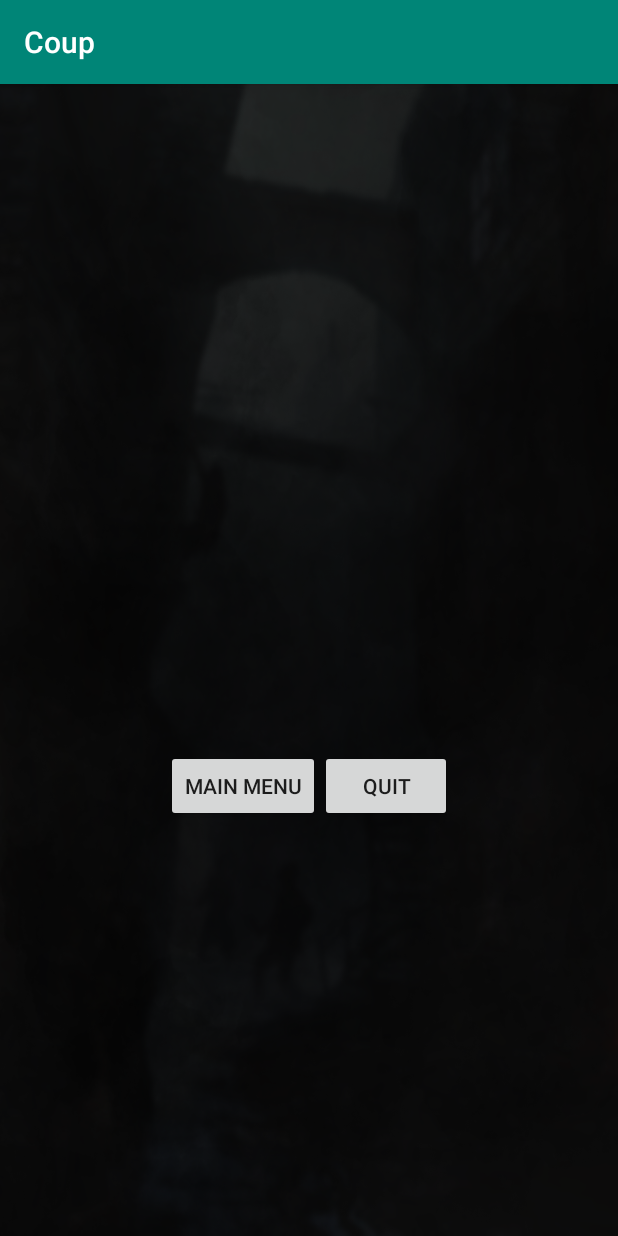
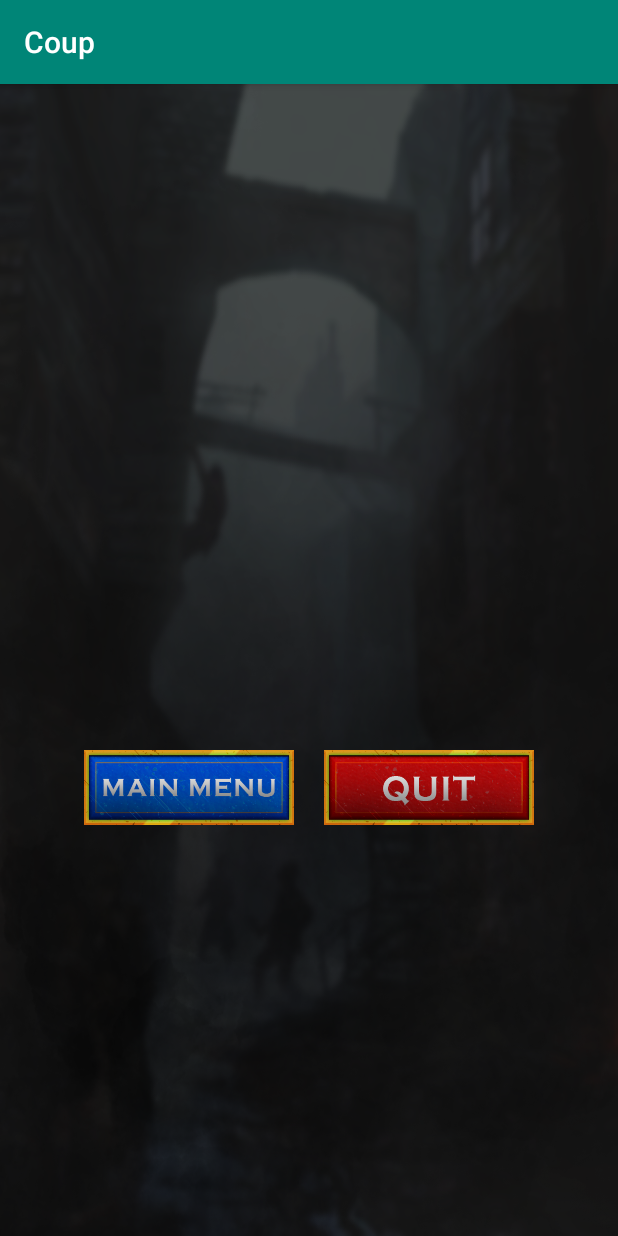
Before and after one commit to mathiastr/SE2_Di4_Coup, an Android app: the AfterGame screen opened directly, with no data from a screen before it, on a phone screen of 412 x 824 dp. Run offline under Robolectric (Android 15) with nearby library versions, the phone set to English and light mode, and no system bars.

Commit message:
Minor design changes.

```diff
--- a/app/src/main/res/layout/activity_after_game.xml
+++ b/app/src/main/res/layout/activity_after_game.xml
@@ -32,15 +32,17 @@
 
             <Button
                 android:id="@+id/button_aftergame_mainmenu"
-                android:layout_width="wrap_content"
-                android:layout_height="wrap_content"
-                android:text="Main Menu" />
+                android:layout_width="140dp"
+                android:layout_height="50dp"
+                android:layout_marginRight="10dp"
+                android:background="@drawable/mainmenu_button" />
 
             <Button
                 android:id="@+id/button_aftergame_quit"
-                android:layout_width="wrap_content"
-                android:layout_height="wrap_content"
-                android:text="Quit" />
+                android:layout_width="140dp"
+                android:layout_height="50dp"
+                android:layout_marginLeft="10dp"
+                android:background="@drawable/quit_button_red" />
 
         </LinearLayout>
 
--- a/app/src/main/res/layout/activity_ingame.xml
+++ b/app/src/main/res/layout/activity_ingame.xml
@@ -445,6 +445,7 @@
                 android:orientation="vertical">
 
                 <LinearLayout
+                    android:id="@+id/top_actions"
                     android:layout_width="match_parent"
                     android:layout_height="wrap_content"
                     android:layout_marginBottom="5dp"
@@ -537,6 +538,7 @@
                 </LinearLayout>
 
                 <LinearLayout
+                    android:id="@+id/bottom_actions"
                     android:layout_width="match_parent"
                     android:layout_height="match_parent"
                     android:gravity="center_horizontal"
@@ -649,7 +651,7 @@
                             android:layout_width="55dp"
                             android:layout_height="55dp"
                             android:layout_gravity="center_horizontal"
-                            android:background="@drawable/foreign_button" />
+                            android:background="@drawable/blockfa_button" />
                     </LinearLayout>
                 </LinearLayout>
             </LinearLayout>
```
Also changed, not shown: app/src/main/res/layout/activity_splash.xml (+10 -1 lines), app/src/main/res/drawable/blockfa_button.png (added), app/src/main/res/drawable/captain.png, app/src/main/res/drawable/ingame_background.png, app/src/main/res/drawable/mainmenu_button.png (added), app/src/main/res/drawable/quit_button_red.png (added).
